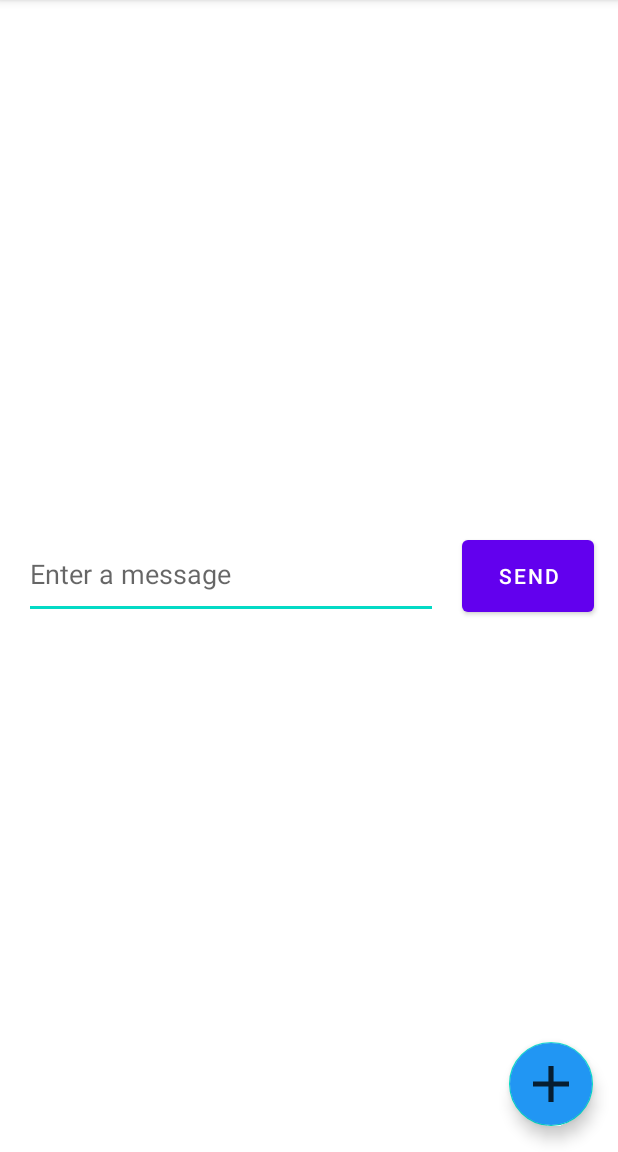
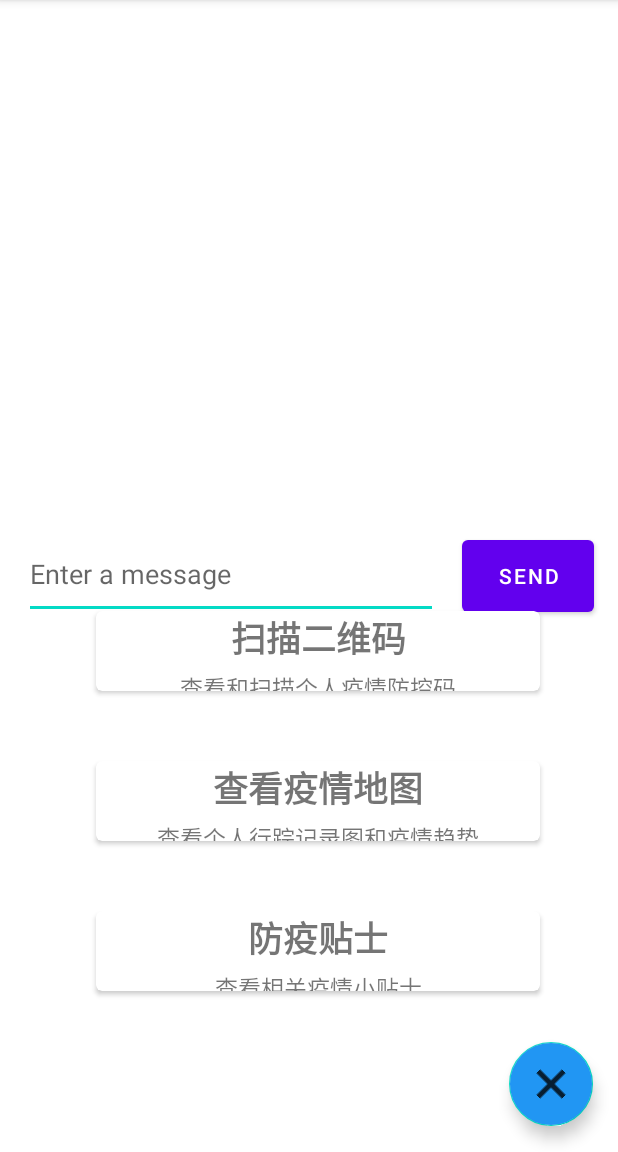
Before and after one commit to MrGGLS/covid19, an Android app: the screen it shows after launch (MainActivity), after a tap on an icon or button, on a phone screen of 412 x 824 dp, the part 84-1236 px from its top. Run offline under Robolectric (Android 15) with nearby library versions, the phone set to English and light mode, and no system bars.

Commit message:
add more details in fab

```diff
--- a/app/src/main/java/com/ggls/covid19/MainActivity.java
+++ b/app/src/main/java/com/ggls/covid19/MainActivity.java
@@ -33,6 +33,7 @@ public class MainActivity extends AppCompatActivity{
             @Override
             public void onClick(View v) {
                 Intent intent=new Intent(MainActivity.this,QRCodeActivity.class);
+                showPopUpMenu(seeMore);
                 startActivity(intent);
             }
         });
@@ -41,6 +42,7 @@ public class MainActivity extends AppCompatActivity{
             @Override
             public void onClick(View v) {
                 Intent intent=new Intent(MainActivity.this,EPMapActivity.class);
+                showPopUpMenu(seeMore);
                 startActivity(intent);
             }
         });
@@ -49,6 +51,7 @@ public class MainActivity extends AppCompatActivity{
             @Override
             public void onClick(View v) {
                 Intent intent=new Intent(MainActivity.this,GuideActivity.class);
+                showPopUpMenu(seeMore);
                 startActivity(intent);
             }
         });
@@ -62,14 +65,16 @@ public class MainActivity extends AppCompatActivity{
     }
 
     public void showPopUpMenu(View v){
-        if(isOpen){
+        if(!isOpen){
             toQr.setVisibility(View.VISIBLE);
             toEPMap.setVisibility(View.VISIBLE);
             toGuide.setVisibility(View.VISIBLE);
+            seeMore.animate().rotation(-45);
             toQr.animate().translationY(-getResources().getDimension(R.dimen.dp_300)).translationX(-getResources().getDimension(R.dimen.dp_50)).alpha(1f);
             toEPMap.animate().translationY(-getResources().getDimension(R.dimen.dp_200)).translationX(-getResources().getDimension(R.dimen.dp_50)).alpha(1f);
             toGuide.animate().translationY(-getResources().getDimension(R.dimen.dp_100)).translationX(-getResources().getDimension(R.dimen.dp_50)).alpha(1f);
         }else{
+            seeMore.animate().rotation(0);
             toQr.animate().translationY(0).translationX(0).alpha(0f);
             toEPMap.animate().translationY(0).translationX(0).alpha(0f);
             toGuide.animate().translationY(0).translationX(0).alpha(0f);
@@ -78,39 +83,6 @@ public class MainActivity extends AppCompatActivity{
 //            toGuide.setVisibility(View.INVISIBLE);
         }
         isOpen=!isOpen;
-//        PopupMenu menu=new PopupMenu(this,v);
-//        menu.getMenuInflater().inflate(R.menu.show_info,menu.getMenu());
-//        menu.setOnMenuItemClickListener(new PopupMenu.OnMenuItemClickListener() {
-//            @Override
-//            public boolean onMenuItemClick(MenuItem item) {
-////                Toast.makeText(getApplicationContext(),item.getTitle(),Toast.LENGTH_SHORT).show();
-//                Intent intent;
-//                switch (item.getItemId()){
-//                    case R.id.to_qr_activity:
-//                        intent=new Intent(MainActivity.this, QRCodeActivity.class);
-//                        startActivity(intent);
-//                        break;
-//                    case R.id.to_ep_map_activity:
-//                        intent=new Intent(MainActivity.this, EPMapActivity.class);
-//                        startActivity(intent);
-//                        break;
-//                    case R.id.to_guide_activity:
-//                        intent=new Intent(MainActivity.this, GuideActivity.class);
-//                        startActivity(intent);
-//                        break;
-//                    default:
-//                        break;
-//                }
-//                return false;
-//            }
-//        });
-//        menu.setOnDismissListener(new PopupMenu.OnDismissListener() {
-//            @Override
-//            public void onDismiss(PopupMenu menu) {
-//                Toast.makeText(getApplicationContext(),"closed menu",Toast.LENGTH_SHORT).show();
-//            }
-//        });
-//        menu.show();
     }
 
     public void sendMessage(View view) {
--- a/app/src/main/res/layout/activity_main.xml
+++ b/app/src/main/res/layout/activity_main.xml
@@ -68,16 +68,28 @@
         app:layout_constraintBottom_toBottomOf="@+id/to_ep_map"
         app:layout_constraintEnd_toEndOf="@+id/to_ep_map"
         tools:targetApi="lollipop">
-
+        <LinearLayout
+            android:layout_width="match_parent"
+            android:layout_height="match_parent"
+            android:orientation="vertical">
             <TextView
-            android:layout_width="wrap_content"
-            android:layout_height="60dp"
+                android:layout_width="match_parent"
+                android:layout_height="wrap_content"
                 android:layout_gravity="center"
                 android:fontFamily="casual"
                 android:gravity="center"
                 android:text="@string/to_qr_activity"
-            android:textSize="34sp"
+                android:textSize="23sp"
                 android:textStyle="bold" />
+            <TextView
+                android:layout_width="match_parent"
+                android:layout_height="wrap_content"
+                android:layout_gravity="center"
+                android:fontFamily="casual"
+                android:gravity="center"
+                android:text="@string/to_qr_activity_info"
+                android:textSize="15sp" />
+        </LinearLayout>
     </androidx.cardview.widget.CardView>
 
     <androidx.cardview.widget.CardView
@@ -97,15 +109,28 @@
         app:layout_constraintEnd_toEndOf="parent"
         tools:targetApi="lollipop">
 
+        <LinearLayout
+            android:layout_width="match_parent"
+            android:layout_height="match_parent"
+            android:orientation="vertical">
             <TextView
-            android:layout_width="wrap_content"
-            android:layout_height="60dp"
+                android:layout_width="match_parent"
+                android:layout_height="wrap_content"
                 android:layout_gravity="center"
                 android:fontFamily="casual"
                 android:gravity="center"
                 android:text="@string/to_ep_map_activity"
-            android:textSize="34sp"
+                android:textSize="23sp"
                 android:textStyle="bold" />
+            <TextView
+                android:layout_width="match_parent"
+                android:layout_height="wrap_content"
+                android:layout_gravity="center"
+                android:fontFamily="casual"
+                android:gravity="center"
+                android:text="@string/to_ep_map_activity_info"
+                android:textSize="15sp" />
+        </LinearLayout>
     </androidx.cardview.widget.CardView>
 
     <androidx.cardview.widget.CardView
@@ -124,15 +149,27 @@
         app:layout_constraintEnd_toEndOf="parent"
         tools:targetApi="lollipop">
 
+        <LinearLayout
+            android:layout_width="match_parent"
+            android:layout_height="match_parent"
+            android:orientation="vertical">
             <TextView
-            android:layout_width="wrap_content"
-            android:layout_height="60dp"
+                android:layout_width="match_parent"
+                android:layout_height="wrap_content"
                 android:layout_gravity="center"
                 android:fontFamily="casual"
                 android:gravity="center"
-
                 android:text="@string/to_guide_activity"
-            android:textSize="34sp"
+                android:textSize="23sp"
                 android:textStyle="bold" />
+            <TextView
+                android:layout_width="match_parent"
+                android:layout_height="wrap_content"
+                android:layout_gravity="center"
+                android:fontFamily="casual"
+                android:gravity="center"
+                android:text="@string/to_guide_activity_info"
+                android:textSize="15sp" />
+        </LinearLayout>
     </androidx.cardview.widget.CardView>
 </androidx.constraintlayout.widget.ConstraintLayout>
--- a/app/src/main/res/values/strings.xml
+++ b/app/src/main/res/values/strings.xml
@@ -10,4 +10,7 @@
     <string name="to_qr_activity">扫描二维码</string>
     <string name="to_ep_map_activity">查看疫情地图</string>
     <string name="to_guide_activity">防疫贴士</string>
+    <string name="to_qr_activity_info">查看和扫描个人疫情防控码</string>
+    <string name="to_ep_map_activity_info">查看个人行踪记录图和疫情趋势</string>
+    <string name="to_guide_activity_info">查看相关疫情小贴士</string>
 </resources>
```
Lines whose indentation alone changed are shown as unchanged.
